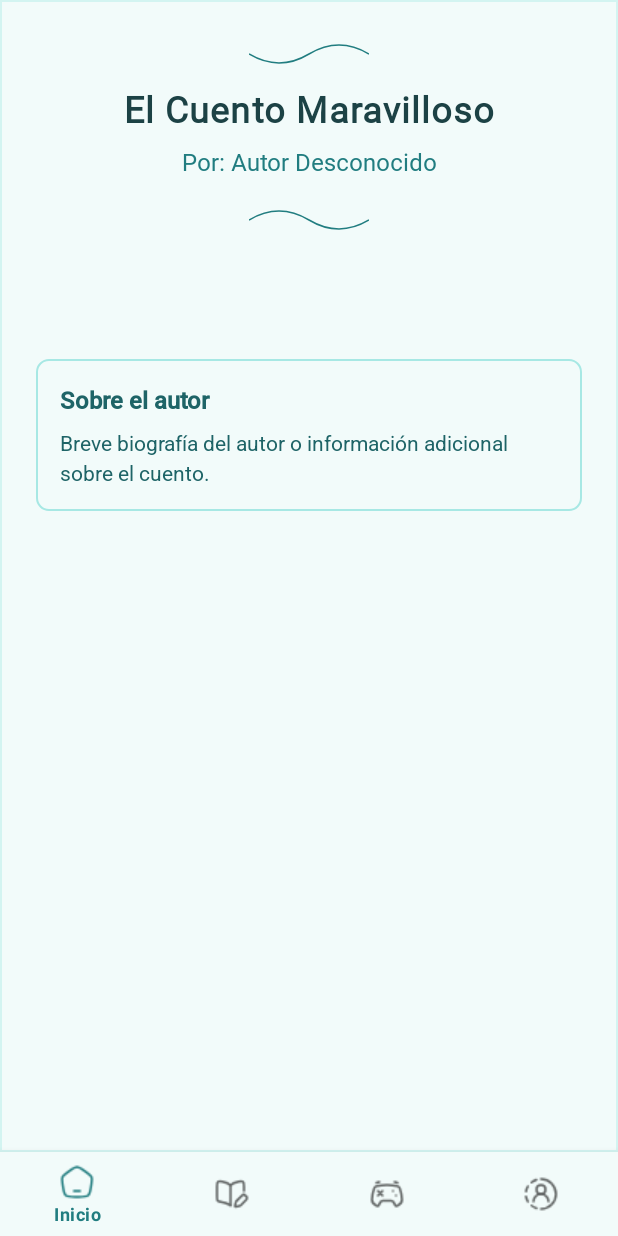
After one commit to LuisKinnDC/Aprende_Quechua, an Android app: the fragment CuentosFragment placed in its activity, on a phone screen of 412 x 824 dp. The commit adds this screen. Run offline under Robolectric (Android 15) with nearby library versions, the phone set to English and light mode, and no system bars; our stand-ins replace Firebase (no records; nobody signed in at launch, a user with empty details on screens opened directly).

Commit message:
nuevo fragmento de cuentos

```diff
--- a/app/build.gradle.kts
+++ b/app/build.gradle.kts
@@ -68,7 +68,7 @@ dependencies {
     androidTestImplementation ("androidx.test.ext:junit:1.1.5")
     androidTestImplementation ("androidx.test.espresso:espresso-core:3.5.1")
 
-
+    implementation ("com.google.android.material:material:1.6.0")
 
     implementation("com.github.bumptech.glide:glide:4.15.1")
 }
--- /dev/null
+++ b/app/src/main/java/com/app/aprendequechua/fragments/CuentosFragment.kt
@@ -0,0 +1,77 @@
+package com.app.aprendequechua.fragments
+
+import android.os.Bundle
+import android.view.LayoutInflater
+import android.view.View
+import android.view.ViewGroup
+import android.widget.TextView
+import android.widget.Toast
+import androidx.fragment.app.Fragment
+import com.google.firebase.firestore.FirebaseFirestore
+import com.app.aprendequechua.R
+
+class CuentosFragment : Fragment() {
+
+    private lateinit var db: FirebaseFirestore
+    private lateinit var tvStoryTitle: TextView
+    private lateinit var tvStoryAuthor: TextView
+    private lateinit var tvStoryContent: TextView
+    private lateinit var tvAuthorBio: TextView
+
+    override fun onCreateView(
+        inflater: LayoutInflater, container: ViewGroup?,
+        savedInstanceState: Bundle?
+    ): View? {
+        // Infla el layout para este fragment
+        val view = inflater.inflate(R.layout.fragment_cuentos, container, false)
+
+        // Inicializa Firestore
+        db = FirebaseFirestore.getInstance()
+
+        // Referencias a las vistas
+        tvStoryTitle = view.findViewById(R.id.tvStoryTitle)
+        tvStoryAuthor = view.findViewById(R.id.tvStoryAuthor)
+        tvStoryContent = view.findViewById(R.id.tvStoryContent)
+        tvAuthorBio = view.findViewById(R.id.tvAuthorBio)
+
+        // Cargar un cuento aleatorio desde Firestore
+        loadRandomStory()
+
+        return view
+    }
+
+    private fun loadRandomStory() {
+        val cuentosCollection = db.collection("cuentos")
+        cuentosCollection
+            .get()
+            .addOnSuccessListener { querySnapshot ->
+                if (!querySnapshot.isEmpty) {
+                    // Seleccionar un cuento aleatorio
+                    val allStories = querySnapshot.documents.mapNotNull { it.toObject(Story::class.java) }
+                    val randomStory = allStories.randomOrNull()
+
+                    if (randomStory != null) {
+                        // Mostrar los detalles del cuento
+                        tvStoryTitle.text = randomStory.titulo
+                        tvStoryAuthor.text = "Por: ${randomStory.autor}"
+                        tvStoryContent.text = randomStory.contenido
+                        tvAuthorBio.text = randomStory.biografiaAutor
+                    } else {
+                        Toast.makeText(context, "No hay cuentos disponibles.", Toast.LENGTH_SHORT).show()
+                    }
+                } else {
+                    Toast.makeText(context, "No hay cuentos disponibles.", Toast.LENGTH_SHORT).show()
+                }
+            }
+            .addOnFailureListener { exception ->
+                Toast.makeText(context, "Error al cargar los cuentos: ${exception.message}", Toast.LENGTH_SHORT).show()
+            }
+    }
+}
+
+data class Story(
+    val titulo: String = "",
+    val contenido: String = "",
+    val autor: String = "Autor Desconocido",
+    val biografiaAutor: String = "Información no disponible"
+)
--- a/app/src/main/java/com/app/aprendequechua/fragments/InicioFragment.kt
+++ b/app/src/main/java/com/app/aprendequechua/fragments/InicioFragment.kt
@@ -1,6 +1,6 @@
 package com.app.aprendequechua.fragments
 
-import android.annotation.SuppressLint
+
 import android.os.Bundle
 import android.view.LayoutInflater
 import android.view.View
@@ -14,9 +14,7 @@ import com.google.android.material.textfield.TextInputEditText
 import com.google.firebase.auth.FirebaseAuth
 import com.google.firebase.firestore.FirebaseFirestore
 import java.text.SimpleDateFormat
-import java.util.Calendar
-import java.util.Date
-import java.util.Locale
+import java.util.*
 
 class InicioFragment : Fragment() {
 
@@ -24,22 +22,19 @@ class InicioFragment : Fragment() {
     private lateinit var textViewSaludo: TextView
     private lateinit var textViewNombreUsuario: TextView
     private lateinit var layoutDiccionario: FrameLayout
-
+    private lateinit var layoutCuentos: FrameLayout
     // Referencias para el Desafío Diario
     private lateinit var txtTituloPregunta: TextView
     private lateinit var txtPreguntaDesafio: TextView
     private lateinit var inputRespuesta: TextInputEditText
     private lateinit var btnVerificarRespuesta: Button
-
     // Referencias para el Progreso
     private lateinit var contadorProgreso: TextView
     private lateinit var progresoDiario: LinearProgressIndicator
     private lateinit var progressBar: ProgressBar
-
     // Firebase y Repositorio
     private lateinit var db: FirebaseFirestore
     private lateinit var userProgressRepository: UserProgressRepository
-
     // Variables de estado
     private var currentChallengeIndex = 0
     private var challenges: List<DailyChallenge> = emptyList()
@@ -58,6 +53,7 @@ class InicioFragment : Fragment() {
         textViewSaludo = view.findViewById(R.id.txtSaludo)
         textViewNombreUsuario = view.findViewById(R.id.txtNombreUsuario)
         layoutDiccionario = view.findViewById(R.id.cardDictionary)
+        layoutCuentos = view.findViewById(R.id.cardCuentos) // Referencia al card de Cuentos
         txtTituloPregunta = view.findViewById(R.id.txtTituloPregunta)
         txtPreguntaDesafio = view.findViewById(R.id.txtPreguntaDesafio)
         inputRespuesta = view.findViewById(R.id.inputRespuesta)
@@ -68,10 +64,15 @@ class InicioFragment : Fragment() {
 
         // Configurar el nombre del usuario autenticado
         setupUserName()
+
         // Configurar el saludo dinámico
         setupDynamicGreeting()
+
         // Configurar el clic en el ícono del diccionario
         setupDictionaryClickListener()
+
+        // Configurar el clic en el card de cuentos
+        setupCuentosClickListener()
 
         return view
     }
@@ -81,66 +82,62 @@ class InicioFragment : Fragment() {
         loadUserProgress()
     }
 
-
     // Configurar el nombre del usuario autenticado
     private fun setupUserName() {
         val user = FirebaseAuth.getInstance().currentUser
         if (user != null) {
             val userId = user.uid
-
-            // Leer los datos del usuario desde Firestore
             db.collection("usuarios").document(userId)
                 .get()
                 .addOnSuccessListener { document ->
                     if (document.exists()) {
-                        // Recuperar el nombre del usuario desde Firestore
                         val nombreFirestore = document.getString("nombre") ?: "Usuario"
                         textViewNombreUsuario.text = nombreFirestore
                     } else {
-                        // Si no hay datos en Firestore, usar el nombre de Firebase Auth
                         val displayName = user.displayName ?: "Usuario"
                         textViewNombreUsuario.text = displayName
                     }
                 }
                 .addOnFailureListener { exception ->
-                    // Manejar errores al leer los datos de Firestore
                     println("Error al cargar el nombre del usuario: ${exception.message}")
                     val displayName = user.displayName ?: "Usuario"
                     textViewNombreUsuario.text = displayName
                 }
         } else {
-            // Si no hay usuario autenticado, mostrar un valor predeterminado
             textViewNombreUsuario.text = "Usuario no autenticado"
         }
     }
 
     // Configurar el saludo dinámico
     private fun setupDynamicGreeting() {
-        // Obtener la hora actual
         val calendar = Calendar.getInstance()
         val hourOfDay = calendar.get(Calendar.HOUR_OF_DAY)
-
-        // Determinar el saludo basado en la hora
         val greeting = when {
-            hourOfDay in 5..11 -> "Hola👋, ¡Buenos días!"   // 05:00 a.m. – 11:59 a.m.
-            hourOfDay in 12..18 -> "Hola👋, ¡Buenas tardes!" // 12:00 p.m. – 6:59 p.m.
-            else -> "Hola👋, ¡Buenas noches!"              // 7:00 p.m. – 4:59 a.m.
+            hourOfDay in 5..11 -> "Hola👋, ¡Buenos días!"
+            hourOfDay in 12..18 -> "Hola👋, ¡Buenas tardes!"
+            else -> "Hola👋, ¡Buenas noches!"
         }
-
-        // Mostrar el saludo
         textViewSaludo.text = greeting
     }
 
     // Configurar el clic en el ícono del diccionario
     private fun setupDictionaryClickListener() {
         layoutDiccionario.setOnClickListener {
-            // Crear una instancia del fragmento de diccionario
             val diccionarioFragment = DiccionarioFragment()
+            parentFragmentManager.beginTransaction()
+                .replace(R.id.fragmentContainer, diccionarioFragment)
+                .addToBackStack(null)
+                .commit()
+        }
+    }
 
-            // Realizar la transición al fragmento de diccionario
+    // Configurar el clic en el card de cuentos
+    private fun setupCuentosClickListener() {
+        layoutCuentos.setOnClickListener {
+            val cuentosFragment = CuentosFragment()
             parentFragmentManager.beginTransaction()
-                .replace(R.id.fragmentContainer, diccionarioFragment) // Reemplaza el contenedor principal
-                .addToBackStack(null) // Agrega la transacción al back stack
+                .replace(R.id.fragmentContainer, cuentosFragment)
+                .addToBackStack(null)
                 .commit()
         }
     }
@@ -175,14 +172,12 @@ class InicioFragment : Fragment() {
         }
 
         val today = SimpleDateFormat("yyyy-MM-dd", Locale.getDefault()).format(Date())
-
         db.collection("user_progress").document(userId)
             .get()
             .addOnSuccessListener { document ->
                 if (document.exists()) {
                     val lastAccessDate = document.getString("lastAccessDate") ?: ""
                     val selectedChallenges = document.get("selectedChallenges") as? List<String> ?: emptyList()
-
                     if (lastAccessDate == today && selectedChallenges.isNotEmpty()) {
                         // Cargar los desafíos almacenados
                         val challengesCollection = db.collection("daily_challenges")
@@ -194,7 +189,6 @@ class InicioFragment : Fragment() {
                                     challenges = querySnapshot.documents.mapNotNull { it.toObject(DailyChallenge::class.java) }
                                     showCurrentChallenge()
                                 } else {
-                                    // No hay desafíos disponibles
                                     txtTituloPregunta.text = "No hay desafíos disponibles."
                                     txtPreguntaDesafio.text = ""
                                 }
@@ -215,7 +209,6 @@ class InicioFragment : Fragment() {
                                     challenges = allChallenges.shuffled().take(3)
                                     showCurrentChallenge()
                                 } else {
-                                    // No hay desafíos disponibles
                                     txtTituloPregunta.text = "No hay desafíos disponibles."
                                     txtPreguntaDesafio.text = ""
                                 }
@@ -237,7 +230,6 @@ class InicioFragment : Fragment() {
                                 challenges = allChallenges.shuffled().take(3)
                                 showCurrentChallenge()
                             } else {
-                                // No hay desafíos disponibles
                                 txtTituloPregunta.text = "No hay desafíos disponibles."
                                 txtPreguntaDesafio.text = ""
                             }
@@ -264,7 +256,6 @@ class InicioFragment : Fragment() {
             txtPreguntaDesafio.text = challenge.pregunta
             inputRespuesta.setText("")
             updateProgress()
-
             btnVerificarRespuesta.setOnClickListener {
                 val userAnswer = inputRespuesta.text.toString().trim()
                 verifyAnswer(userAnswer, challenge.respuesta_correcta)
@@ -316,25 +307,21 @@ class InicioFragment : Fragment() {
     private fun updateProgress() {
         val completedChallenges = currentChallengeIndex
         val totalChallenges = challenges.size
-
         val remainingChallenges = if (totalChallenges > completedChallenges) {
             totalChallenges - completedChallenges
         } else {
             0
         }
-
         if (remainingChallenges > 0) {
             contadorProgreso.text = "Tienes $remainingChallenges desafío${if (remainingChallenges > 1) "s" else ""} hoy"
         } else {
             contadorProgreso.text = "Ya completó todos los desafíos de hoy"
         }
-
         val progressPercentage = if (totalChallenges > 0) {
             (completedChallenges.toFloat() / totalChallenges) * 100
         } else {
             0f
         }
-
         progresoDiario.progress = progressPercentage.toInt()
     }
 
--- /dev/null
+++ b/app/src/main/res/drawable/bg_author_note.xml
@@ -0,0 +1,6 @@
+<?xml version="1.0" encoding="utf-8"?>
+<shape xmlns:android="http://schemas.android.com/apk/res/android">
+    <solid android:color="@color/color_50"/>
+    <corners android:radius="8dp"/>
+    <stroke android:width="1dp" android:color="@color/color_200"/>
+</shape>
--- /dev/null
+++ b/app/src/main/res/drawable/bg_paper_texture.xml
@@ -0,0 +1,5 @@
+<?xml version="1.0" encoding="utf-8"?>
+<shape xmlns:android="http://schemas.android.com/apk/res/android">
+    <solid android:color="@color/color_50"/>
+    <stroke android:width="1dp" android:color="@color/color_100"/>
+</shape>
--- /dev/null
+++ b/app/src/main/res/drawable/ic_book_divider_bottom.xml
@@ -0,0 +1,12 @@
+<?xml version="1.0" encoding="utf-8"?>
+<vector xmlns:android="http://schemas.android.com/apk/res/android"
+    android:width="80dp"
+    android:height="24dp"
+    android:viewportWidth="80"
+    android:viewportHeight="24">
+    <path
+        android:pathData="M0,12 Q20,0 40,12 Q60,24 80,12"
+        android:strokeWidth="1"
+        android:strokeColor="@color/color_600"
+        android:fillColor="#00000000"/>
+</vector>
--- /dev/null
+++ b/app/src/main/res/drawable/ic_book_divider_top.xml
@@ -0,0 +1,12 @@
+<?xml version="1.0" encoding="utf-8"?>
+<vector xmlns:android="http://schemas.android.com/apk/res/android"
+    android:width="80dp"
+    android:height="24dp"
+    android:viewportWidth="80"
+    android:viewportHeight="24">
+    <path
+        android:pathData="M0,12 Q20,24 40,12 Q60,0 80,12"
+        android:strokeWidth="1"
+        android:strokeColor="@color/color_600"
+        android:fillColor="#00000000"/>
+</vector>
--- /dev/null
+++ b/app/src/main/res/font/merriweather.xml
@@ -0,0 +1,15 @@
+<?xml version="1.0" encoding="utf-8"?>
+<font-family xmlns:android="http://schemas.android.com/apk/res/android">
+    <font
+        android:fontStyle="normal"
+        android:fontWeight="400"
+        android:font="@font/merriweather_regular"/>
+    <font
+        android:fontStyle="italic"
+        android:fontWeight="400"
+        android:font="@font/merriweather_italic"/>
+    <font
+        android:fontStyle="normal"
+        android:fontWeight="700"
+        android:font="@font/merriweather_bold"/>
+</font-family>
--- /dev/null
+++ b/app/src/main/res/font/roboto.xml
@@ -0,0 +1,11 @@
+<?xml version="1.0" encoding="utf-8"?>
+<font-family xmlns:android="http://schemas.android.com/apk/res/android">
+    <font
+        android:fontStyle="normal"
+        android:fontWeight="400"
+        android:font="@font/roboto_regular"/>
+    <font
+        android:fontStyle="normal"
+        android:fontWeight="500"
+        android:font="@font/roboto_medium"/>
+</font-family>
--- /dev/null
+++ b/app/src/main/res/layout/fragment_cuentos.xml
@@ -0,0 +1,116 @@
+<?xml version="1.0" encoding="utf-8"?>
+<androidx.core.widget.NestedScrollView
+    xmlns:android="http://schemas.android.com/apk/res/android"
+    xmlns:app="http://schemas.android.com/apk/res-auto"
+    xmlns:tools="http://schemas.android.com/tools"
+    android:layout_width="match_parent"
+    android:layout_height="match_parent"
+    android:background="@drawable/bg_paper_texture"
+    android:fillViewport="true">
+
+    <LinearLayout
+        android:layout_width="match_parent"
+        android:layout_height="wrap_content"
+        android:orientation="vertical"
+        android:padding="24dp">
+
+        <!-- Encabezado del cuento -->
+        <LinearLayout
+            android:layout_width="match_parent"
+            android:layout_height="wrap_content"
+            android:orientation="vertical"
+            android:layout_marginBottom="24dp"
+            android:gravity="center_horizontal">
+
+            <!-- Decoración superior -->
+            <ImageView
+                android:layout_width="80dp"
+                android:layout_height="24dp"
+                android:src="@drawable/ic_book_divider_top"
+                android:layout_marginBottom="8dp"
+                app:tint="@color/color_600" />
+
+            <!-- Título del cuento -->
+            <TextView
+                android:id="@+id/tvStoryTitle"
+                android:layout_width="match_parent"
+                android:layout_height="wrap_content"
+                android:text="El Cuento Maravilloso"
+                android:textColor="@color/color_900"
+                android:textSize="24sp"
+                android:textStyle="bold"
+                android:gravity="center"
+                android:letterSpacing="0.03"
+                android:lineSpacingExtra="4sp"
+                android:fontFamily="@font/merriweather_bold"/>
+
+            <!-- Autor -->
+            <TextView
+                android:id="@+id/tvStoryAuthor"
+                android:layout_width="match_parent"
+                android:layout_height="wrap_content"
+                android:text="Por: Autor Desconocido"
+                android:textColor="@color/color_600"
+                android:textSize="16sp"
+                android:gravity="center"
+                android:layout_marginTop="8dp"
+                android:fontFamily="@font/merriweather_italic"/>
+
+            <!-- Decoración inferior -->
+            <ImageView
+                android:layout_width="80dp"
+                android:layout_height="24dp"
+                android:src="@drawable/ic_book_divider_bottom"
+                android:layout_marginTop="16dp"
+                app:tint="@color/color_600" />
+        </LinearLayout>
+
+        <!-- Cuerpo del cuento -->
+        <TextView
+            android:id="@+id/tvStoryContent"
+            android:layout_width="match_parent"
+            android:layout_height="wrap_content"
+            android:text="@string/sample_story_text"
+            android:textColor="@color/color_800"
+            android:textSize="18sp"
+            android:lineSpacingMultiplier="1.4"
+            android:letterSpacing="0.01"
+            android:textAlignment="viewStart"
+            android:fontFamily="@font/merriweather_regular"/>
+
+        <!-- Sección de información adicional -->
+        <LinearLayout
+            android:layout_width="match_parent"
+            android:layout_height="wrap_content"
+            android:orientation="vertical"
+            android:layout_marginTop="32dp"
+            android:background="@drawable/bg_author_note"
+            android:padding="16dp">
+
+            <TextView
+                android:layout_width="match_parent"
+                android:layout_height="wrap_content"
+                android:text="Sobre el autor"
+                android:textColor="@color/color_700"
+                android:textSize="16sp"
+                android:textStyle="bold"
+                android:fontFamily="@font/roboto_medium"/>
+
+            <TextView
+                android:id="@+id/tvAuthorBio"
+                android:layout_width="match_parent"
+                android:layout_height="wrap_content"
+                android:text="Breve biografía del autor o información adicional sobre el cuento."
+                android:textColor="@color/color_700"
+                android:textSize="14sp"
+                android:layout_marginTop="8dp"
+                android:lineSpacingExtra="4sp"
+                android:fontFamily="@font/roboto_regular"/>
+        </LinearLayout>
+
+        <!-- Espacio al final para mejor visualización -->
+        <View
+            android:layout_width="match_parent"
+            android:layout_height="48dp"/>
+    </LinearLayout>
+</androidx.core.widget.NestedScrollView>
--- a/app/src/main/res/layout/fragment_inicio.xml
+++ b/app/src/main/res/layout/fragment_inicio.xml
@@ -240,9 +240,9 @@
                             android:textSize="14sp"/>
                     </LinearLayout>
                 </com.google.android.material.card.MaterialCardView>
-                <!-- Stories -->
+                <!-- Cuentos -->
                 <com.google.android.material.card.MaterialCardView
-                    android:id="@+id/cardStories"
+                    android:id="@+id/cardCuentos"
                     android:layout_width="0dp"
                     android:layout_height="100dp"
                     android:layout_columnWeight="1"
@@ -269,9 +269,9 @@
                             android:textSize="14sp"/>
                     </LinearLayout>
                 </com.google.android.material.card.MaterialCardView>
-                <!-- Riddles -->
+                <!-- Adivinanzas -->
                 <com.google.android.material.card.MaterialCardView
-                    android:id="@+id/cardRiddles"
+                    android:id="@+id/cardAdivinanzas"
                     android:layout_width="0dp"
                     android:layout_height="100dp"
                     android:layout_columnWeight="1"
--- a/app/src/main/res/values/strings.xml
+++ b/app/src/main/res/values/strings.xml
@@ -4,6 +4,7 @@
     <!-- TODO: Remove or change this placeholder text -->
     <string name="hello_blank_fragment">Hello blank fragment</string>
     <string name="module_icon" />
+    <string name="sample_story_text" />
 
     <string-array name="generos">
         <item>Selecciona tu género</item>
```
Also changed, not shown: app/src/main/res/font/roboto_medium.ttf (added), app/src/main/res/font/roboto_regular.ttf (added), 3 other files.
